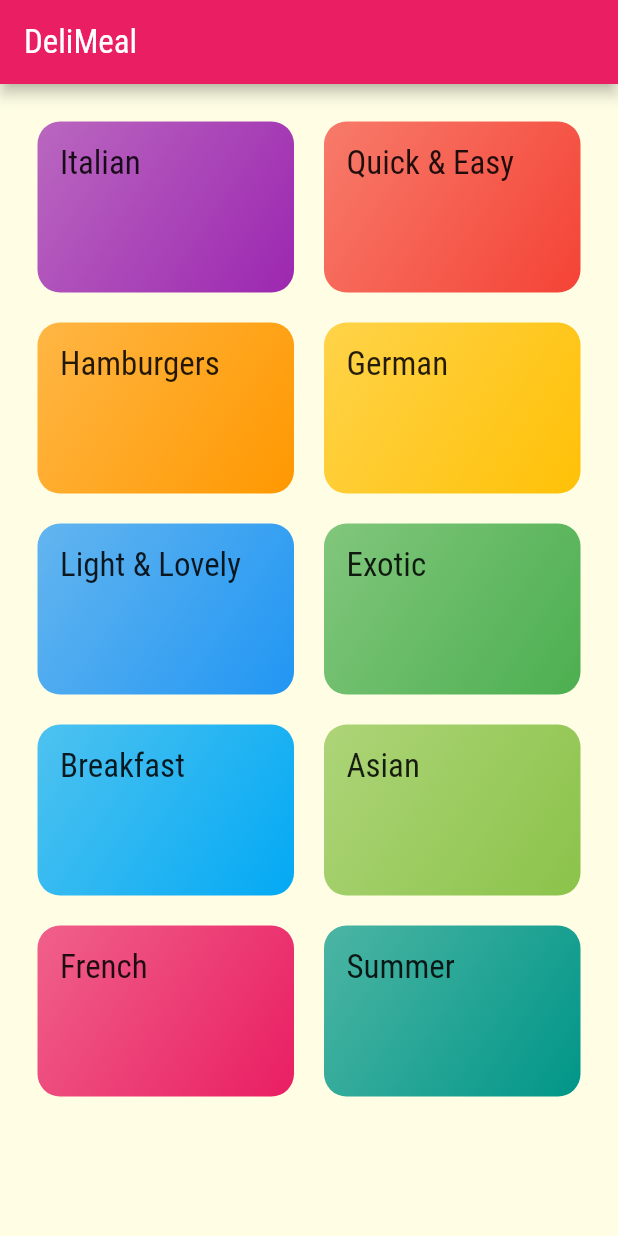
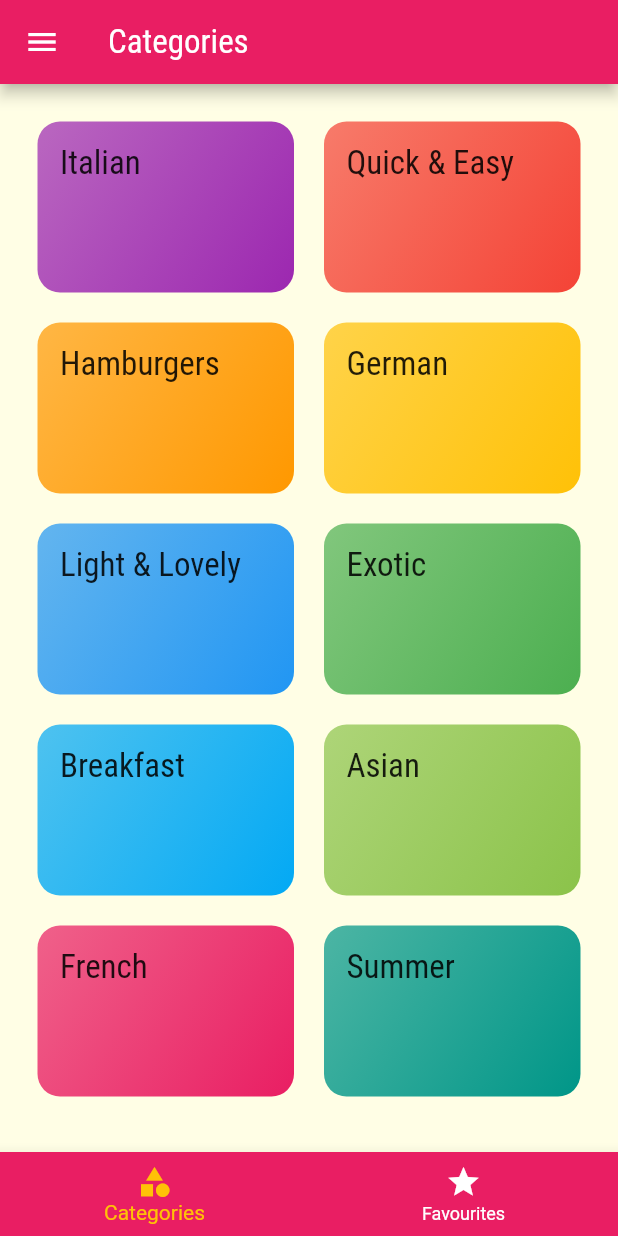
Before and after one commit to garima-pachori/DeliMeals_App, a Flutter app: the screen it shows after launch, on a phone screen of 412 x 824 dp. Run offline on Flutter 3.47's test engine with Material 2 defaults, Android fonts, the phone set to English and light mode, and no system bars.

Commit message:
added drawer and multiple tabs

```diff
--- a/lib/main.dart
+++ b/lib/main.dart
@@ -1,6 +1,8 @@
 import 'package:flutter/material.dart';
+import './screens/meal_detail_screen.dart';
 import 'screens/category_meals_screen.dart';
 import 'screens/categories_screen.dart';
+import 'screens/tabs_screen.dart';
 
 void main() => runApp(MyApp());
 
@@ -29,9 +31,18 @@ class MyApp extends StatelessWidget {
       //home: CategoriesScreen(),
       initialRoute: '/',
       routes: {
-        '/' : (ctx) => CategoriesScreen(),
+        '/' : (ctx) => TabScreen(),
         CategoryMealsScreen.routeName: (ctx) => CategoryMealsScreen(),
+        MealDetailScreen.routeName: (ctx) => MealDetailScreen(),
       },
+      onGenerateRoute: ((settings) {
+        print(settings.arguments);
+
+        // return MaterialPageRoute(
+        //   builder: (ctx) => CategoriesScreen()
+        // );
+
+      }),
     );
   }
 }
--- a/lib/screens/categories_screen.dart
+++ b/lib/screens/categories_screen.dart
@@ -5,11 +5,7 @@ import '../widgets/category_item.dart';
 class CategoriesScreen extends StatelessWidget {
   @override
   Widget build(BuildContext context) {
-    return Scaffold(
-      appBar: AppBar(
-        title: const Text('DeliMeal'),
-      ),
-      body: GridView(
+    return GridView(
         padding: EdgeInsets.all(25),
         children: DUMMY_CATEGORIES.map(
           (catData) => CategoryItem
@@ -25,7 +21,6 @@ class CategoriesScreen extends StatelessWidget {
           crossAxisSpacing: 20,
           mainAxisSpacing: 20,
         ),
-      ),
     );
   }
 }
--- a/lib/screens/category_meals_screen.dart
+++ b/lib/screens/category_meals_screen.dart
@@ -30,6 +30,7 @@ class CategoryMealsScreen extends StatelessWidget {
       body: ListView.builder(
         itemBuilder: (ctx,index){
           return MealItem(
+            id: categroryMeals[index].id,
             title: categroryMeals[index].title,
             imageURL: categroryMeals[index].imageUrl,
             duration: categroryMeals[index].duration,
--- /dev/null
+++ b/lib/screens/tabs_screen.dart
@@ -0,0 +1,65 @@
+import 'package:flutter/material.dart';
+import '../screens/favourite_screen.dart';
+import '../screens/categories_screen.dart';
+
+class TabScreen extends StatefulWidget {
+
+  @override
+  State<TabScreen> createState() => _TabScreenState();
+}
+
+class _TabScreenState extends State<TabScreen> {
+
+  final List<Map<String,Object>> _pages=[
+    {
+      'page': CategoriesScreen(),
+      'title': 'Categories'
+    },
+    {
+      'page': FavouriteScreen(),
+      'title': 'Your Favorite'
+    },
+  ];
+
+  int _selctedPageIndex=0;
+
+  void _selectPage(int index){
+    setState(() {
+      _selctedPageIndex=index;
+    });
+
+  }
+
+  @override
+  Widget build(BuildContext context) {
+    return Scaffold(
+        appBar: AppBar(
+          title: Text(_pages[_selctedPageIndex]['title']),
+        ),
+        drawer: Drawer(
+          child: Text('The Drawer!'),
+        ),
+        body: _pages[_selctedPageIndex]['page'],
+        bottomNavigationBar: BottomNavigationBar(
+          onTap: _selectPage,
+          backgroundColor: Theme.of(context).primaryColor,
+          unselectedItemColor: Colors.white,
+          selectedItemColor: Theme.of(context).accentColor,
+
+          currentIndex: _selctedPageIndex,
+          //type: BottomNavigationBarType.fixed,
+          items: [
+            BottomNavigationBarItem(
+              backgroundColor: Theme.of(context).primaryColor,
+              icon: Icon(Icons.category),
+              label: ('Categories'),
+            ),
+            BottomNavigationBarItem(
+              icon: Icon(Icons.star),
+              label: ('Favourites'),
+            )
+          ],
+        ),
+    );
+  }
+}
```
Also changed, not shown: lib/screens/favourite_screen.dart (added, +12 -0 lines), lib/screens/meal_detail_screen.dart (added, +97 -0 lines), lib/widgets/meal_item.dart (+10 -2 lines).
